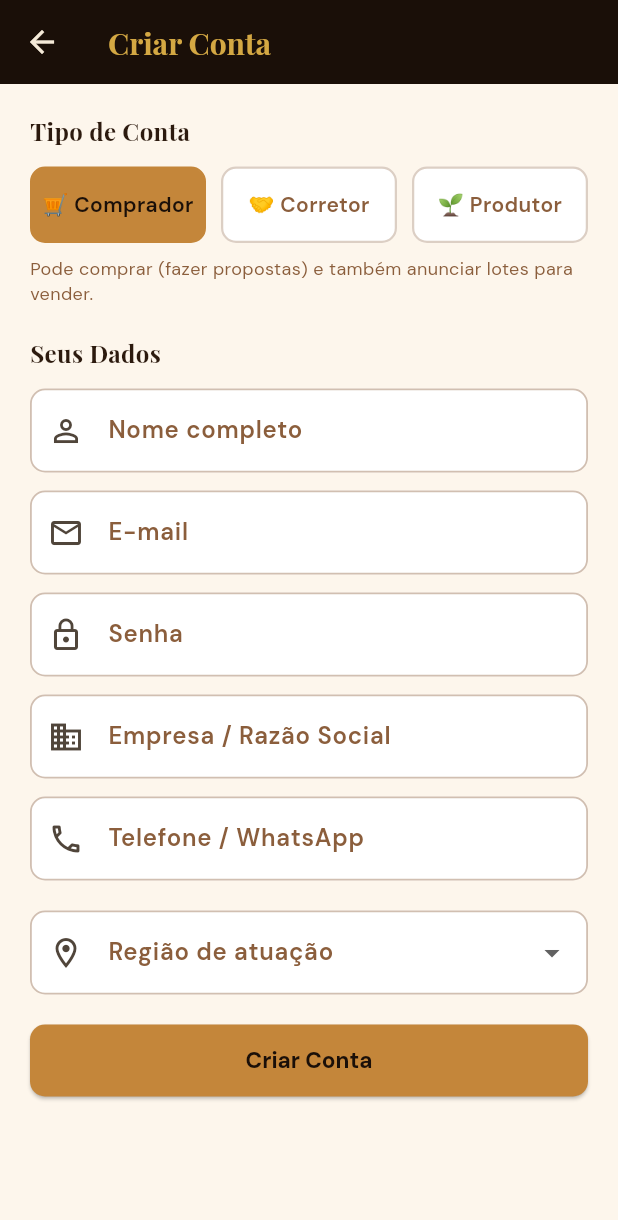
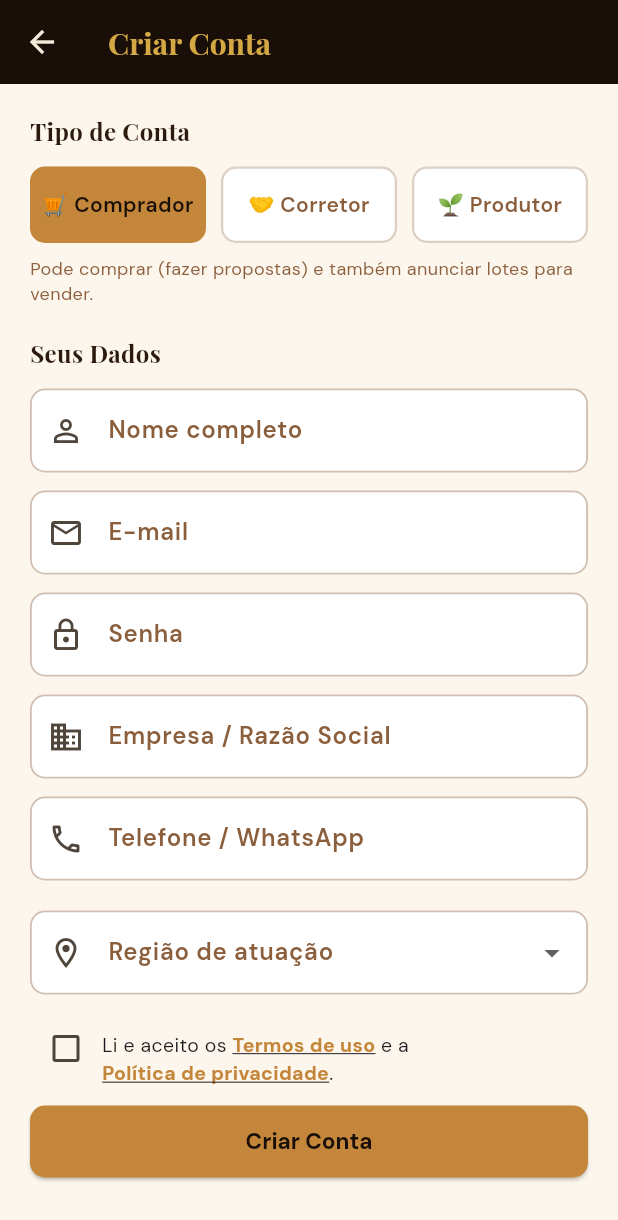
Before and after one commit to marcoaevaristo/projeto_cafe_conecta, a Flutter app: the screen it shows after launch, after a tap on "Criar conta grátis", on a phone screen of 412 x 824 dp. Shown: the top 1220 px of the screen. Run offline on Flutter 3.47's test engine with Material 3 defaults, Android fonts, the phone set to English and light mode, and no system bars; our stand-ins replace fl_chart, flutter_map, google_fonts, image_picker, latlong2, pdf and 4 more; missing offline and left inert: dart:js_interop; accounts and stored records are empty; network calls fail.

Commit message:
Termos de uso e Política de privacidade (LGPD)
- Telas com os textos, links em Ajuda, Configurações e Boas-vindas
- Aceite obrigatório no cadastro, com a versão aceita
- Cadastro mostra a mensagem real do servidor quando falha

Co-Authored-By: Claude Opus 5.5 <noreply@anthropic.com>
Claude-Session: https://claude.ai/code/session_01HumBvmj5PuTGBNg2fFGGLy

```diff
--- a/lib/screens/ajuda_screen.dart
+++ b/lib/screens/ajuda_screen.dart
@@ -1,4 +1,5 @@
 // lib/screens/ajuda_screen.dart — perguntas frequentes
+import 'texto_legal_screen.dart';
 import 'package:flutter/material.dart';
 import 'package:flutter/services.dart';
 import 'package:google_fonts/google_fonts.dart';
@@ -73,6 +74,26 @@ class AjudaScreen extends StatelessWidget {
               ],
             ),
           ),
+        const SizedBox(height: 12),
+        Card(
+          child: Column(children: [
+            ListTile(
+              leading: const Icon(Icons.description_outlined, color: CafeColors.caramel),
+              title: const Text('Termos de uso'),
+              trailing: const Icon(Icons.chevron_right),
+              onTap: () => Navigator.push(context,
+                  MaterialPageRoute(builder: (_) => const TextoLegalScreen.termos())),
+            ),
+            const Divider(height: 1),
+            ListTile(
+              leading: const Icon(Icons.privacy_tip_outlined, color: CafeColors.caramel),
+              title: const Text('Política de privacidade'),
+              trailing: const Icon(Icons.chevron_right),
+              onTap: () => Navigator.push(context,
+                  MaterialPageRoute(builder: (_) => const TextoLegalScreen.privacidade())),
+            ),
+          ]),
+        ),
       ]),
     );
   }
--- a/lib/screens/boas_vindas_screen.dart
+++ b/lib/screens/boas_vindas_screen.dart
@@ -1,6 +1,7 @@
 // lib/screens/boas_vindas_screen.dart — primeira tela para quem não está logado
 // (ex.: quem chega pelo link do LinkedIn). Mostra o que o app faz, números reais
 // do Índice Café Conecta e deixa ver os lotes sem cadastro.
+import 'texto_legal_screen.dart';
 import 'package:flutter/material.dart';
 import 'package:google_fonts/google_fonts.dart';
 import 'package:intl/intl.dart';
@@ -95,6 +96,19 @@ class _BoasVindasScreenState extends State<BoasVindasScreen> {
                     style: TextButton.styleFrom(foregroundColor: CafeColors.gold),
                     child: const Text('Já tenho conta · Entrar'),
                   ),
+                  const SizedBox(height: 16),
+                  Wrap(alignment: WrapAlignment.center, children: [
+                    TextButton(
+                      onPressed: () => _abrir(const TextoLegalScreen.termos()),
+                      style: TextButton.styleFrom(foregroundColor: CafeColors.cream.withValues(alpha: 0.7)),
+                      child: const Text('Termos de uso', style: TextStyle(fontSize: 12)),
+                    ),
+                    TextButton(
+                      onPressed: () => _abrir(const TextoLegalScreen.privacidade()),
+                      style: TextButton.styleFrom(foregroundColor: CafeColors.cream.withValues(alpha: 0.7)),
+                      child: const Text('Política de privacidade', style: TextStyle(fontSize: 12)),
+                    ),
+                  ]),
                 ]),
               ),
             ),
--- a/lib/screens/cadastro_screen.dart
+++ b/lib/screens/cadastro_screen.dart
@@ -1,5 +1,7 @@
 // lib/screens/cadastro_screen.dart
 
+import '../utils/textos_legais.dart';
+import 'texto_legal_screen.dart';
 import 'package:flutter/material.dart';
 import 'package:google_fonts/google_fonts.dart';
 import 'package:provider/provider.dart';
@@ -22,6 +24,7 @@ class _CadastroScreenState extends State<CadastroScreen> {
   String _tipo = 'comprador';
   String? _regiao;
   bool _loading = false;
+  bool _aceitouTermos = false;
   String? _erro;
 
   @override
@@ -85,7 +88,9 @@ class _CadastroScreenState extends State<CadastroScreen> {
                   .toList(),
               onChanged: (v) => setState(() => _regiao = v),
             ),
-            const SizedBox(height: 20),
+            const SizedBox(height: 12),
+            _aceite(),
+            const SizedBox(height: 12),
             if (_erro != null)
               Container(
                 margin: const EdgeInsets.only(bottom: 12),
@@ -115,6 +120,38 @@ class _CadastroScreenState extends State<CadastroScreen> {
         ),
       ),
     );
+  }
+
+  // Aceite obrigatório dos Termos e da Política (LGPD)
+  Widget _aceite() {
+    final link = GoogleFonts.dmSans(
+        fontSize: 13, color: CafeColors.caramel, fontWeight: FontWeight.w700,
+        decoration: TextDecoration.underline);
+    void abrir(Widget tela) =>
+        Navigator.push(context, MaterialPageRoute(builder: (_) => tela));
+    return Row(crossAxisAlignment: CrossAxisAlignment.start, children: [
+      Checkbox(
+        value: _aceitouTermos,
+        activeColor: CafeColors.caramel,
+        onChanged: (v) => setState(() => _aceitouTermos = v ?? false),
+      ),
+      Expanded(
+        child: Padding(
+          padding: const EdgeInsets.only(top: 12),
+          child: Wrap(children: [
+            Text('Li e aceito os ', style: GoogleFonts.dmSans(fontSize: 13)),
+            GestureDetector(
+                onTap: () => abrir(const TextoLegalScreen.termos()),
+                child: Text('Termos de uso', style: link)),
+            Text(' e a ', style: GoogleFonts.dmSans(fontSize: 13)),
+            GestureDetector(
+                onTap: () => abrir(const TextoLegalScreen.privacidade()),
+                child: Text('Política de privacidade', style: link)),
+            Text('.', style: GoogleFonts.dmSans(fontSize: 13)),
+          ]),
+        ),
+      ),
+    ]);
   }
 
   Widget _secao(String titulo) => Padding(
@@ -157,6 +194,10 @@ class _CadastroScreenState extends State<CadastroScreen> {
           () => _erro = 'Preencha nome, e-mail e senha (mín. 6 caracteres).');
       return;
     }
+    if (!_aceitouTermos) {
+      setState(() => _erro = 'Para criar a conta, aceite os Termos de uso e a Política de privacidade.');
+      return;
+    }
     setState(() {
       _loading = true;
       _erro = null;
@@ -171,6 +212,7 @@ class _CadastroScreenState extends State<CadastroScreen> {
               : _empresaCtrl.text.trim(),
           telefone: _telCtrl.text.trim().isEmpty ? null : _telCtrl.text.trim(),
           regiao: _regiao,
+          versaoTermos: versaoTermos,
         );
     if (!mounted) return;
     setState(() => _loading = false);
@@ -178,7 +220,8 @@ class _CadastroScreenState extends State<CadastroScreen> {
       Navigator.pushAndRemoveUntil(context,
           MaterialPageRoute(builder: (_) => const MainScreen()), (_) => false);
     } else {
-      setState(() => _erro = 'E-mail já cadastrado ou erro interno.');
+      setState(() => _erro = context.read<AppState>().ultimoErroCadastro ??
+          'Não foi possível criar a conta. Tente novamente.');
     }
   }
 }
--- a/lib/screens/configuracoes_screen.dart
+++ b/lib/screens/configuracoes_screen.dart
@@ -1,5 +1,6 @@
 // lib/screens/configuracoes_screen.dart
 // Dados da conta, senha, assinatura e exclusão de conta.
+import 'texto_legal_screen.dart';
 import 'boas_vindas_screen.dart';
 import 'package:flutter/material.dart';
 import 'package:google_fonts/google_fonts.dart';
@@ -74,6 +75,26 @@ class ConfiguracoesScreen extends StatelessWidget {
               child: Text(estado.planoTier == 0 ? 'Assinar' : 'Renovar ou mudar'),
             ),
           ),
+        ),
+        _titulo('Legal'),
+        Card(
+          child: Column(children: [
+            ListTile(
+              leading: const Icon(Icons.description_outlined, color: CafeColors.caramel),
+              title: const Text('Termos de uso'),
+              trailing: const Icon(Icons.chevron_right),
+              onTap: () => Navigator.push(context,
+                  MaterialPageRoute(builder: (_) => const TextoLegalScreen.termos())),
+            ),
+            const Divider(height: 1),
+            ListTile(
+              leading: const Icon(Icons.privacy_tip_outlined, color: CafeColors.caramel),
+              title: const Text('Política de privacidade'),
+              trailing: const Icon(Icons.chevron_right),
+              onTap: () => Navigator.push(context,
+                  MaterialPageRoute(builder: (_) => const TextoLegalScreen.privacidade())),
+            ),
+          ]),
         ),
         _titulo('Zona de perigo'),
         Card(
--- a/lib/services/app_state.dart
+++ b/lib/services/app_state.dart
@@ -80,6 +80,9 @@ class AppState extends ChangeNotifier {
     }
   }
 
+  /// Mensagem do servidor quando o cadastro falha (e-mail já usado, limite, etc.)
+  String? ultimoErroCadastro;
+
   Future<bool> cadastrar({
     required String nome,
     required String email,
@@ -88,7 +91,9 @@ class AppState extends ChangeNotifier {
     String? empresa,
     String? telefone,
     String? regiao,
+    String? versaoTermos,
   }) async {
+    ultimoErroCadastro = null;
     try {
       await ApiService.cadastrar({
         'nome': nome,
@@ -98,13 +103,16 @@ class AppState extends ChangeNotifier {
         'empresa': empresa,
         'telefone': telefone,
         'regiao': regiao,
+        if (versaoTermos != null) 'aceite_termos': true,
+        if (versaoTermos != null) 'versao_termos': versaoTermos,
       });
       final me = await ApiService.getMe();
       _usuario = UsuarioModel.fromMap(me);
       _planoAtual = _planoParaPlano(_usuario!.plano);
       notifyListeners();
       return true;
-    } catch (_) {
+    } catch (e) {
+      if (e is ApiException) ultimoErroCadastro = e.message;
       return false;
     }
   }
```
Also changed, not shown: lib/screens/texto_legal_screen.dart (added, +55 -0 lines), lib/utils/textos_legais.dart (added, +94 -0 lines).
